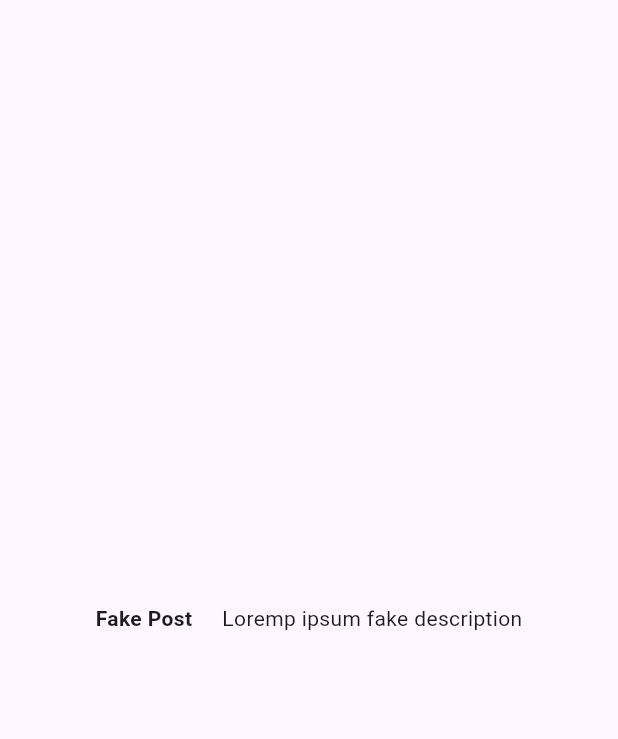
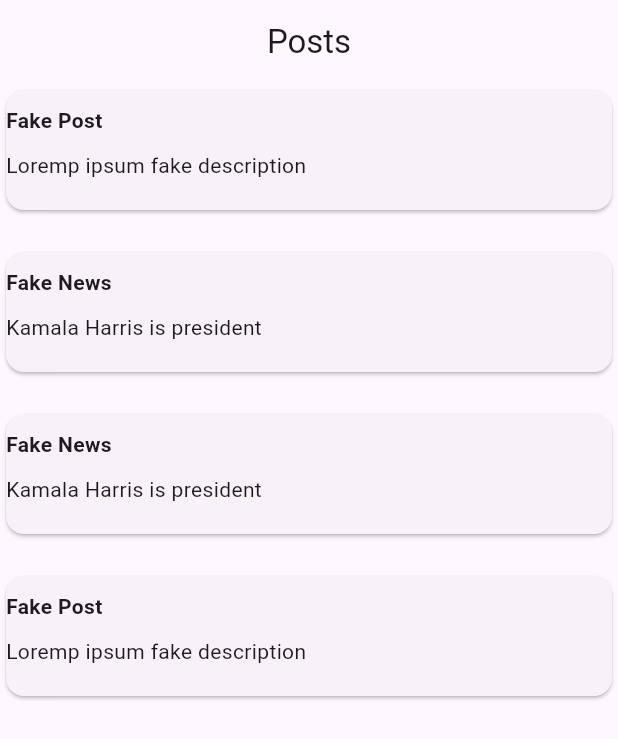
Before and after one commit to marcmalha/esgi-cc-flutter, a Flutter app: the screen it shows after launch, on a phone screen of 412 x 824 dp. Shown: the top 739 px of the screen. Run offline on Flutter 3.47's test engine with Material 3 defaults, Android fonts, the light colour scheme and no system bars; our stand-ins replace bloc, flutter_bloc.

Commit message:
Chore: use list of posts on main screen Chore: change how a post list item is displayed into a clickable card

```diff
--- a/lib/posts_screen/post_list_screen.dart
+++ b/lib/posts_screen/post_list_screen.dart
@@ -1,6 +1,7 @@
 import 'package:flutter/material.dart';
 import 'package:flutter_bloc/flutter_bloc.dart';
 
+import '../shared/models/post.dart';
 import 'posts_bloc/post_bloc.dart';
 import 'widgets/post_list_item.dart';
 
@@ -21,11 +22,31 @@
   @override
   Widget build(BuildContext context) {
     return Scaffold(
+      appBar: AppBar(
+        title: const Center(
+            child: Text('Posts')
+        ),
+      ),
       body: BlocBuilder<PostBloc, PostState>(builder: (context, state) {
-        return Center(
-          child: PostListItem(
-            title: state.post?.title,
-            description: state.post?.description,
+        if (state.posts.isEmpty) {
+          return const Center(child: Text('No Posts currently available'),);
+        }
+
+        return RefreshIndicator(
+          onRefresh: () async {
+            _getAllPosts();
+          },
+          child: ListView.separated(
+            separatorBuilder: (context, index) => const SizedBox(height: 20),
+            itemCount: state.posts.length,
+            itemBuilder: (context, index) {
+              Post? currentPost = state.posts[index];
+
+              return PostListItem(
+                title: currentPost.title,
+                description: currentPost.description,
+              );
+            },
           ),
         );
       }),
--- a/lib/posts_screen/posts_bloc/post_bloc.dart
+++ b/lib/posts_screen/posts_bloc/post_bloc.dart
@@ -15,8 +15,8 @@
 
   PostBloc({required this.postRepository}) : super(const PostState()) {
     on<GetAllPosts>((event, emit) async {
-      Post post = await postRepository.getAllPosts();
-      emit(state.copyWith(post: post));
+      List<Post> posts = await postRepository.getAllPosts();
+      emit(state.copyWith(status: Status.success, posts: posts));
     });
   }
 }
--- a/lib/posts_screen/posts_bloc/post_state.dart
+++ b/lib/posts_screen/posts_bloc/post_state.dart
@@ -1,16 +1,29 @@
 part of 'post_bloc.dart';
 
+enum Status {
+  loading,
+  empty,
+  success,
+  failure,
+}
+
 class PostState {
-  final Post? post;
+  final Status status;
+  final List<Post> posts;
   final AppException? exception;
 
   const PostState({
-    this.post,
+    this.status = Status.loading,
+    this.posts = const [],
     this.exception,
   });
 
-  PostState copyWith({Post? post, AppException? exception}) {
-    return PostState(post: post, exception: exception);
+  PostState copyWith({required Status status, List<Post> posts = const [], AppException? exception}) {
+    return PostState(
+        status: status,
+        posts: posts,
+        exception: exception
+    );
   }
 
 }
--- a/lib/posts_screen/widgets/post_list_item.dart
+++ b/lib/posts_screen/widgets/post_list_item.dart
@@ -12,13 +12,28 @@
 
   @override
   Widget build(BuildContext context) {
-    return Row(
-      mainAxisAlignment: MainAxisAlignment.center,
-      children: [
-        Text(title ?? "Empty title", style: const TextStyle(fontWeight: FontWeight.bold)),
-        const SizedBox(width: 20),
-        Text(description ?? "Empty description"),
-      ],
+    return Card(
+        clipBehavior: Clip.hardEdge,
+        child: InkWell(
+          splashColor: Colors.blue.withAlpha(30),
+          onTap: () {
+            debugPrint("Card tapped yoowww");
+          },
+            child: SizedBox(
+              width: 400,
+              height: 80,
+              child: Column(
+                mainAxisAlignment: MainAxisAlignment.start,
+                crossAxisAlignment: CrossAxisAlignment.start,
+                children: [
+                  const SizedBox(height: 10),
+                  Text(title ?? "Empty title", style: const TextStyle(fontWeight: FontWeight.bold)),
+                  const SizedBox(height: 10),
+                  Text(description ?? "Empty title"),
+                ],
+              ),
+            ),
+        ),
     );
   }
 
--- a/lib/shared/data_sources/post/data_source_interface.dart
+++ b/lib/shared/data_sources/post/data_source_interface.dart
@@ -1,5 +1,5 @@
 import 'package:cc_flutter/shared/models/post.dart';
 
 abstract class PostDataSource {
-    Future<Post> getAllPosts();
+    Future<List<Post>> getAllPosts();
 }
--- a/lib/shared/data_sources/post/fake_data_source.dart
+++ b/lib/shared/data_sources/post/fake_data_source.dart
@@ -4,12 +4,26 @@
 
 class FakeDataSource implements PostDataSource {
   @override
-  Future<Post> getAllPosts() async {
+  Future<List<Post>> getAllPosts() async {
     return Future.delayed(const Duration(seconds: 1), () {
-      return Post(
+      return List.of([
+        Post(
           title: "Fake Post",
           description: "Loremp ipsum fake description",
-      );
+        ),
+        Post(
+          title: "Fake News",
+          description: "Kamala Harris is president",
+        ),
+        Post(
+          title: "Fake News",
+          description: "Kamala Harris is president",
+        ),
+        Post(
+          title: "Fake Post",
+          description: "Loremp ipsum fake description",
+        ),
+      ]);
     });
   }
 
--- a/lib/shared/repositories/post_repository.dart
+++ b/lib/shared/repositories/post_repository.dart
@@ -6,7 +6,7 @@
 
   PostRepository({required this.dataSource});
 
-  Future<Post> getAllPosts() async {
+  Future<List<Post>> getAllPosts() async {
     return dataSource.getAllPosts();
   }
 }
```
